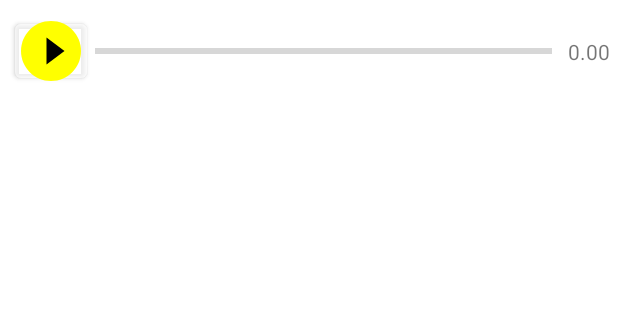
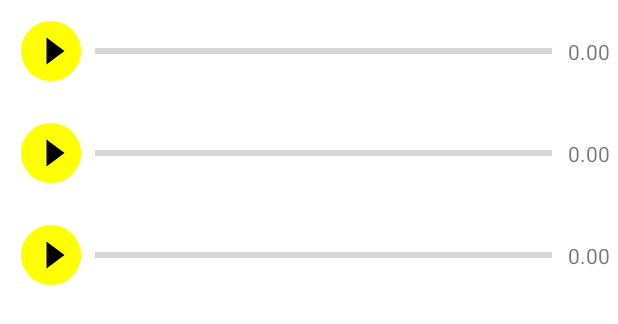
Before and after one commit to Zats1954/Multimedia, an Android app: the layout activity_app.xml on its own in the app's theme, with its tools: preview values and no code run, on a phone screen of 412 x 824 dp. Shown: the top 324 px of the screen. Run offline under Robolectric (Android 15) with nearby library versions, the phone set to English and light mode, and no system bars.

Commit message:
songs without listeners

```diff
--- a/app/src/main/res/layout/activity_app.xml
+++ b/app/src/main/res/layout/activity_app.xml
@@ -8,52 +8,14 @@
     android:verticalScrollbarPosition="left"
     tools:context=".AppActivity">
 
-    <com.google.android.material.button.MaterialButton
-        android:id="@+id/play"
-        style="@style/Widget.MaterialComponents.Button.Icon"
+    <androidx.recyclerview.widget.RecyclerView
+        android:id="@+id/rvSongView"
+        android:layout_width="match_parent"
         android:layout_height="wrap_content"
-        android:layout_width= "0dp"
-        android:layout_gravity="center_horizontal|bottom"
-        android:layout_margin="10dp"
-        android:layout_marginStart="16dp"
-        android:checkable="true"
-        android:backgroundTint="@color/material_on_primary_disabled"
-        android:foreground="@drawable/ic_start"
-        android:drawableTint="@color/white"
-        app:layout_constraintDimensionRatio="1:1"
-        app:layout_constraintHorizontal_chainStyle="packed"
+        app:layoutManager="androidx.recyclerview.widget.LinearLayoutManager"
+        app:layout_constraintEnd_toEndOf="parent"
+        app:layout_constraintTop_toTopOf="parent"
         app:layout_constraintBottom_toBottomOf="parent"
-        app:layout_constraintStart_toStartOf="parent"
-        app:layout_constraintTop_toTopOf="parent"
- />
-
-    <ProgressBar
-        android:id="@+id/progressBar"
-        style="?android:attr/progressBarStyleHorizontal"
-        android:indeterminate="false"
-        android:layout_width="0dp"
-        android:layout_height="wrap_content"
-        android:layout_gravity="center_vertical"
-        android:paddingLeft="5dp"
-        android:paddingRight="5dp"
-        app:layout_constraintHorizontal_chainStyle="packed"
-        app:layout_constraintBottom_toBottomOf="@+id/play"
-        app:layout_constraintEnd_toStartOf="@+id/tvLength"
-        app:layout_constraintStart_toEndOf="@id/play"
-        app:layout_constraintTop_toTopOf="@id/play" />
-
-    <TextView
-        android:id="@+id/tvLength"
-        android:layout_width="0dp"
-        android:layout_height="wrap_content"
-        android:paddingStart="5dp"
-        android:paddingEnd="5dp"
-        android:text="@string/playTime"
-        android:textAlignment="center"
-        app:layout_constraintHorizontal_chainStyle="packed"
-        app:layout_constraintEnd_toEndOf="parent"
-        app:layout_constraintTop_toTopOf="@id/play"
-        app:layout_constraintBottom_toBottomOf="@id/play"
-        />
+        tools:listitem="@layout/card_song"/>
 
 </androidx.constraintlayout.widget.ConstraintLayout>
--- /dev/null
+++ b/app/src/main/res/layout/card_song.xml
@@ -0,0 +1,59 @@
+<?xml version="1.0" encoding="utf-8"?>
+<androidx.constraintlayout.widget.ConstraintLayout
+    xmlns:android="http://schemas.android.com/apk/res/android"
+    xmlns:app="http://schemas.android.com/apk/res-auto"
+    xmlns:tools="http://schemas.android.com/tools"
+    android:layout_width="match_parent"
+    android:layout_height="wrap_content"
+    android:verticalScrollbarPosition="left"
+    tools:context=".AppActivity">
+
+    <com.google.android.material.button.MaterialButton
+        android:id="@+id/play"
+        style="@style/Widget.MaterialComponents.Button.Icon"
+        android:layout_height="48dp"
+        android:layout_width= "48dp"
+        android:layout_gravity="center_horizontal|bottom"
+        android:layout_margin="10dp"
+        android:layout_marginStart="16dp"
+        android:checkable="true"
+        android:background="#00000000"
+        android:foreground="@drawable/ic_start"
+        android:drawableTint="@color/white"
+        app:layout_constraintDimensionRatio="1:1"
+        app:layout_constraintHorizontal_chainStyle="packed"
+        app:layout_constraintBottom_toBottomOf="parent"
+        app:layout_constraintStart_toStartOf="parent"
+        app:layout_constraintTop_toTopOf="parent"
+        />
+
+    <ProgressBar
+        android:id="@+id/progressBar"
+        style="?android:attr/progressBarStyleHorizontal"
+        android:indeterminate="false"
+        android:layout_width="0dp"
+        android:layout_height="wrap_content"
+        android:layout_gravity="center_vertical"
+        android:paddingLeft="5dp"
+        android:paddingRight="5dp"
+        app:layout_constraintHorizontal_chainStyle="packed"
+        app:layout_constraintBottom_toBottomOf="@+id/play"
+        app:layout_constraintEnd_toStartOf="@+id/tvLength"
+        app:layout_constraintStart_toEndOf="@id/play"
+        app:layout_constraintTop_toTopOf="@id/play" />
+
+    <TextView
+        android:id="@+id/tvLength"
+        android:layout_width="0dp"
+        android:layout_height="wrap_content"
+        android:paddingStart="5dp"
+        android:paddingEnd="5dp"
+        android:text="@string/playTime"
+        android:textAlignment="center"
+        app:layout_constraintHorizontal_chainStyle="packed"
+        app:layout_constraintEnd_toEndOf="parent"
+        app:layout_constraintTop_toTopOf="@id/play"
+        app:layout_constraintBottom_toBottomOf="@id/play"
+        />
+
+</androidx.constraintlayout.widget.ConstraintLayout>
--- a/build.gradle
+++ b/build.gradle
@@ -1,6 +1,6 @@
 // Top-level build file where you can add configuration options common to all sub-projects/modules.
 buildscript {
-    ext.kotlin_version = '1.5.31'
+    ext.kotlin_version = '1.6.0'
     repositories {
         google()
         mavenCentral()
```
Also changed, not shown: app/build.gradle (+16 -6 lines), app/src/main/java/com/android/multimedia/Albom.kt (added, +12 -0 lines), app/src/main/java/com/android/multimedia/AppActivity.kt (+11 -69 lines), app/src/main/java/com/android/multimedia/adapter/SongAdapter.kt (added, +111 -0 lines), app/src/main/java/com/android/multimedia/repository/SongRepository.kt (added, +10 -0 lines), app/src/main/java/com/android/multimedia/repository/SongRepositoryImplement.kt (added, +28 -0 lines), app/src/main/java/com/android/multimedia/viewmodel/SongViewModel.kt (added, +14 -0 lines), app/src/main/res/raw/sng.json (added, +74 -0 lines), app/src/main/java/com/android/multimedia/MediaLifecycleObserver.kt (renamed from app/src/main/java/com/android/multimedia/MediaLifeObserver.kt).
